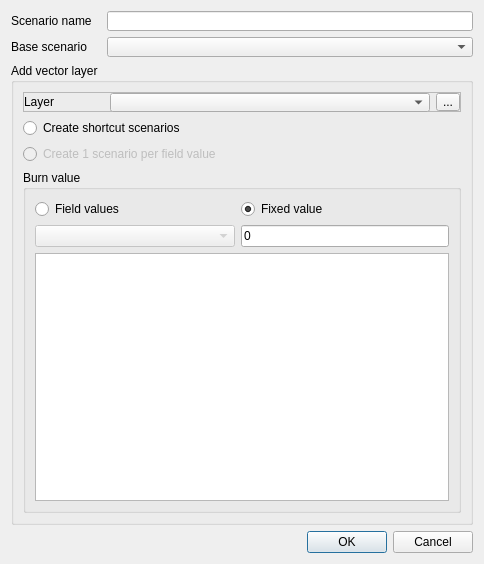
Qt form ui/scenario_dialog.ui (MathieuChailloux/MitiConnect) before a commit.
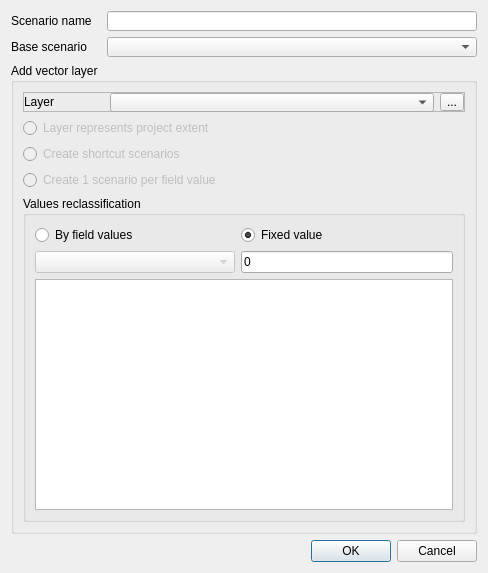
The same form after that commit. Custom widgets are drawn as their Qt base class.

```diff
--- a/ui/scenario_dialog.ui
+++ b/ui/scenario_dialog.ui
@@ -6,8 +6,8 @@
    <rect>
     <x>0</x>
     <y>0</y>
-    <width>484</width>
-    <height>564</height>
+    <width>488</width>
+    <height>573</height>
    </rect>
   </property>
   <property name="minimumSize">
@@ -83,8 +83,8 @@
      <property name="title">
       <string>Add vector layer</string>
      </property>
-     <layout class="QVBoxLayout" name="verticalLayout">
-      <item>
+     <layout class="QGridLayout" name="gridLayout_3">
+      <item row="0" column="0">
        <widget class="QFrame" name="frame">
         <property name="minimumSize">
          <size>
@@ -168,8 +168,33 @@
         </layout>
        </widget>
       </item>
-      <item>
+      <item row="1" column="0">
+       <widget class="QRadioButton" name="scShort_2">
+        <property name="enabled">
+         <bool>false</bool>
+        </property>
+        <property name="minimumSize">
+         <size>
+          <width>151</width>
+          <height>20</height>
+         </size>
+        </property>
+        <property name="maximumSize">
+         <size>
+          <width>1660000</width>
+          <height>20</height>
+         </size>
+        </property>
+        <property name="text">
+         <string>Layer represents project extent</string>
+        </property>
+       </widget>
+      </item>
+      <item row="2" column="0">
        <widget class="QRadioButton" name="scShort">
+        <property name="enabled">
+         <bool>false</bool>
+        </property>
         <property name="minimumSize">
          <size>
           <width>151</width>
@@ -187,7 +212,7 @@
         </property>
        </widget>
       </item>
-      <item>
+      <item row="3" column="0">
        <widget class="QRadioButton" name="scPerValue">
         <property name="enabled">
          <bool>false</bool>
@@ -209,7 +234,7 @@
         </property>
        </widget>
       </item>
-      <item>
+      <item row="4" column="0">
        <widget class="QGroupBox" name="valueGroupBox_2">
         <property name="enabled">
          <bool>true</bool>
@@ -227,7 +252,7 @@
          </size>
         </property>
         <property name="title">
-         <string>Burn value</string>
+         <string>Values reclassification</string>
         </property>
         <layout class="QGridLayout" name="gridLayout">
          <item row="0" column="0">
@@ -236,7 +261,7 @@
             <bool>true</bool>
            </property>
            <property name="text">
-            <string>Field values</string>
+            <string>By field values</string>
            </property>
            <property name="checked">
             <bool>false</bool>
```
